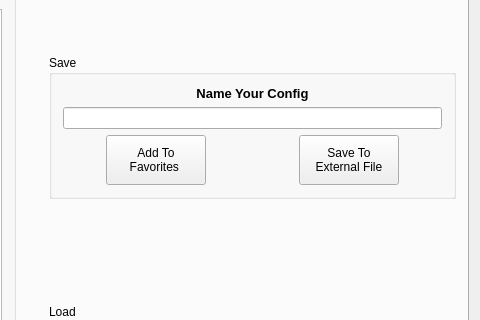
This is rocketlauncher2.ui in Hypnotoad90/RocketLauncher2 as Qt 5 draws it before an edit; both pictures show x 416 to 896 and y 91 to 411 of the 896 by 637 pixel window. The edited form follows.
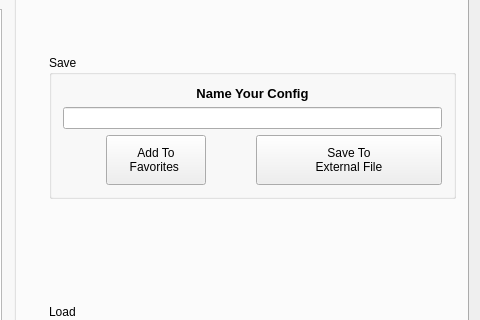
This is the edited form. The open tabs and pages were chosen to show the change. Icons and pictures are not drawn. Custom widgets are drawn as their Qt base class.

```diff
--- a/rocketlauncher2.ui
+++ b/rocketlauncher2.ui
@@ -662,20 +662,6 @@
              <string>Save</string>
             </property>
             <layout class="QGridLayout" name="gridLayout_7">
-             <item row="2" column="1" alignment="Qt::AlignHCenter">
-              <widget class="QPushButton" name="button_saveConfigExt">
-               <property name="minimumSize">
-                <size>
-                 <width>100</width>
-                 <height>50</height>
-                </size>
-               </property>
-               <property name="text">
-                <string>Save To
-External File</string>
-               </property>
-              </widget>
-             </item>
              <item row="2" column="0" alignment="Qt::AlignHCenter">
               <widget class="QPushButton" name="button_addConfToFav">
                <property name="sizePolicy">
@@ -712,6 +698,20 @@
              <item row="1" column="0" colspan="2" alignment="Qt::AlignTop">
               <widget class="QLineEdit" name="input_confName"/>
              </item>
+             <item row="2" column="1">
+              <widget class="QPushButton" name="button_saveConfigExt">
+               <property name="minimumSize">
+                <size>
+                 <width>100</width>
+                 <height>50</height>
+                </size>
+               </property>
+               <property name="text">
+                <string>Save To
+External File</string>
+               </property>
+              </widget>
+             </item>
             </layout>
            </widget>
           </item>
```
Left out of the diff: 2 changed lines with no effect on the pictures.
